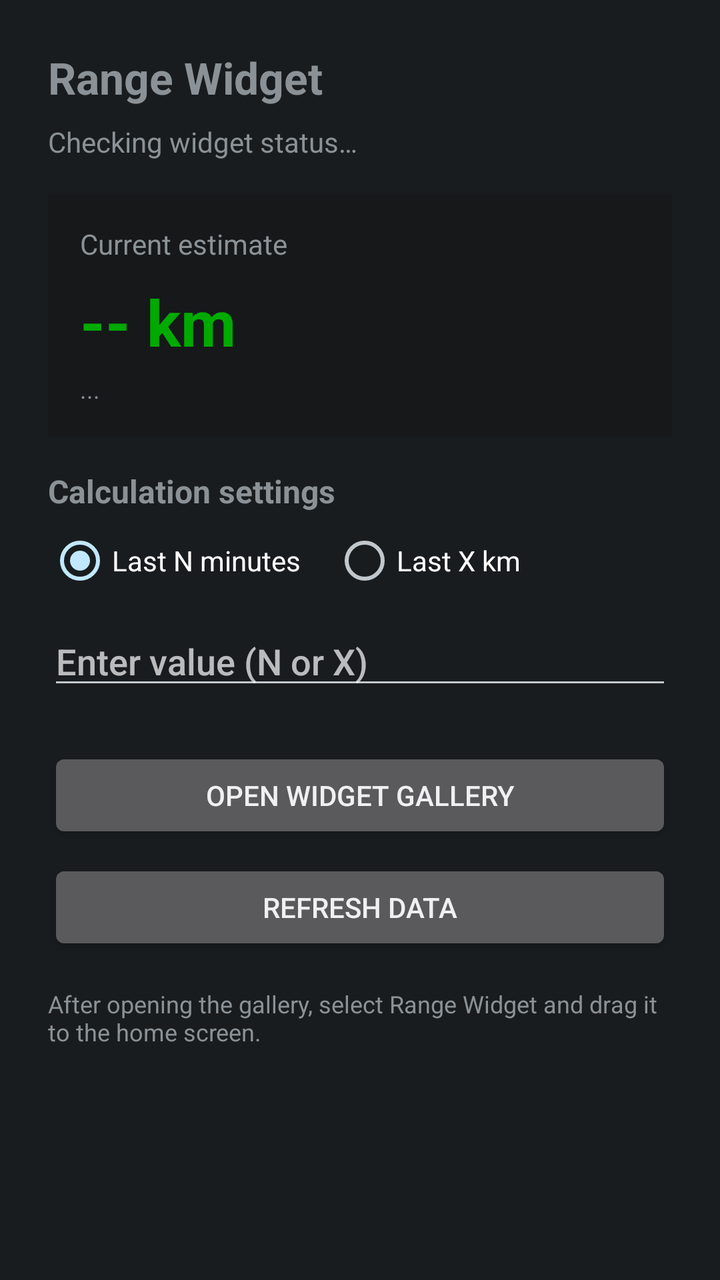
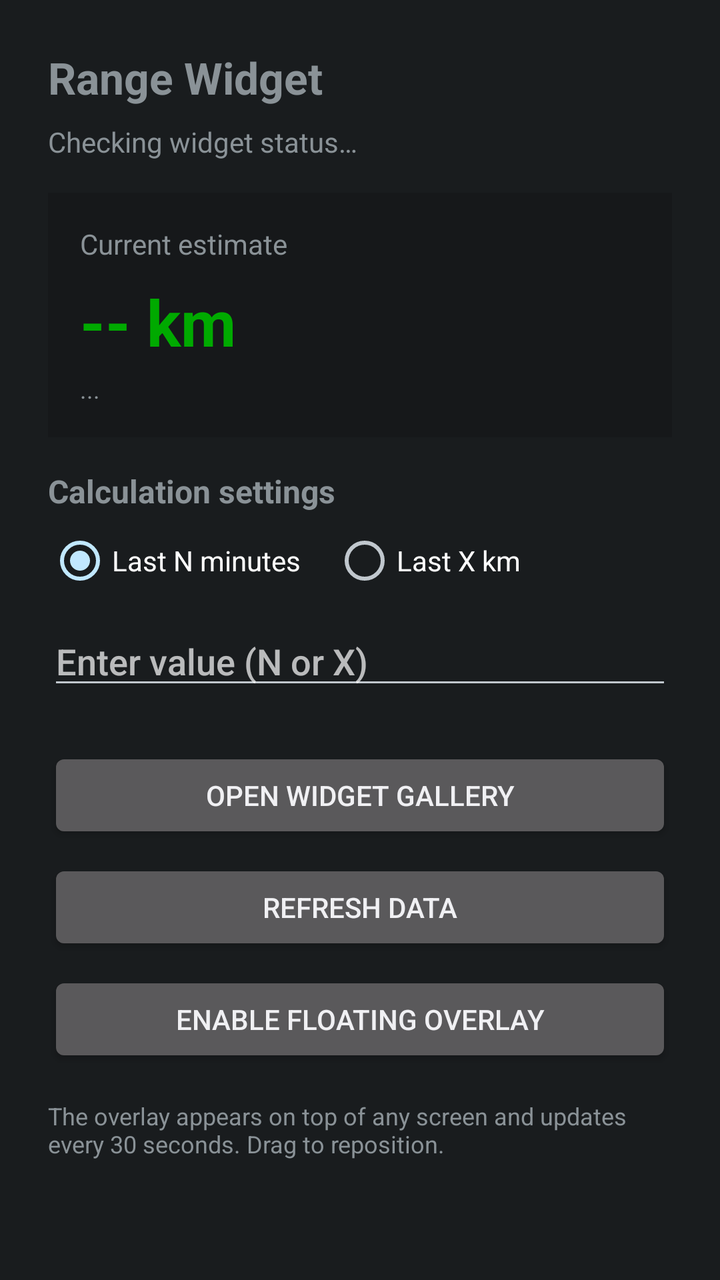

An Android layout rendered at two revisions. The XML below is the earlier revision; the diff shows what the commit changed to produce the second picture.
<!-- AndroidManifest.xml: application theme android:Theme.DeviceDefault -->
<!-- res/layout/activity_widget.xml -->
<?xml version="1.0" encoding="utf-8"?>
<ScrollView xmlns:android="http://schemas.android.com/apk/res/android"
    android:layout_width="match_parent"
    android:layout_height="match_parent"
    android:fillViewport="true">

    <LinearLayout
        android:layout_width="match_parent"
        android:layout_height="wrap_content"
        android:orientation="vertical"
        android:padding="24dp">

        <TextView
            android:layout_width="wrap_content"
            android:layout_height="wrap_content"
            android:text="@string/widget_activity_title"
            android:textSize="22sp"
            android:textStyle="bold"
            android:layout_marginBottom="8dp" />

        <TextView
            android:id="@+id/textStatus"
            android:layout_width="match_parent"
            android:layout_height="wrap_content"
            android:text="@string/widget_status_loading"
            android:textSize="14sp"
            android:layout_marginBottom="16dp" />

        <LinearLayout
            android:layout_width="match_parent"
            android:layout_height="wrap_content"
            android:orientation="vertical"
            android:background="#22000000"
            android:padding="16dp"
            android:layout_marginBottom="16dp">

            <TextView
                android:layout_width="wrap_content"
                android:layout_height="wrap_content"
                android:text="@string/widget_preview_title"
                android:textSize="14sp" />

            <TextView
                android:id="@+id/textRange"
                android:layout_width="wrap_content"
                android:layout_height="wrap_content"
                android:text="-- km"
                android:textColor="#00AA00"
                android:textSize="32sp"
                android:textStyle="bold"
                android:layout_marginTop="8dp" />

            <TextView
                android:id="@+id/textInfo"
                android:layout_width="wrap_content"
                android:layout_height="wrap_content"
                android:text="..."
                android:textSize="12sp"
                android:layout_marginTop="4dp" />
        </LinearLayout>

        <TextView
            android:layout_width="wrap_content"
            android:layout_height="wrap_content"
            android:text="@string/widget_config_title"
            android:textSize="16sp"
            android:textStyle="bold"
            android:layout_marginBottom="8dp" />

        <RadioGroup
            android:id="@+id/radioGroup"
            android:layout_width="wrap_content"
            android:layout_height="wrap_content"
            android:orientation="horizontal">

            <RadioButton
                android:id="@+id/radioTime"
                android:layout_width="wrap_content"
                android:layout_height="wrap_content"
                android:text="@string/widget_config_time"
                android:checked="true" />

            <RadioButton
                android:id="@+id/radioKm"
                android:layout_width="wrap_content"
                android:layout_height="wrap_content"
                android:text="@string/widget_config_km"
                android:layout_marginStart="16dp" />
        </RadioGroup>

        <EditText
            android:id="@+id/editValue"
            android:layout_width="match_parent"
            android:layout_height="wrap_content"
            android:hint="@string/widget_config_hint"
            android:inputType="numberDecimal"
            android:layout_marginTop="12dp" />

        <Button
            android:id="@+id/btnAddWidget"
            android:layout_width="match_parent"
            android:layout_height="wrap_content"
            android:text="@string/widget_add_to_home"
            android:layout_marginTop="24dp" />

        <Button
            android:id="@+id/btnRefresh"
            android:layout_width="match_parent"
            android:layout_height="wrap_content"
            android:text="@string/widget_refresh"
            android:layout_marginTop="8dp" />

        <TextView
            android:layout_width="match_parent"
            android:layout_height="wrap_content"
            android:text="@string/widget_flyme_hint"
            android:textSize="12sp"
            android:layout_marginTop="16dp" />
    </LinearLayout>
</ScrollView>
<!-- resources referenced by this layout -->
<resources>
  <string name="widget_activity_title">Range Widget</string>
  <string name="widget_add_to_home">Open widget gallery</string>
  <string name="widget_config_hint">Enter value (N or X)</string>
  <string name="widget_config_km">Last X km</string>
  <string name="widget_config_time">Last N minutes</string>
  <string name="widget_config_title">Calculation settings</string>
  <string name="widget_flyme_hint">After opening the gallery, select Range Widget and drag it to the home screen.</string>
  <string name="widget_preview_title">Current estimate</string>
  <string name="widget_refresh">Refresh data</string>
  <string name="widget_status_loading">Checking widget status…</string>
</resources>

<!-- the commit's change to res/layout/activity_widget.xml (unified diff, before → after) -->
@@ -110,10 +110,17 @@
             android:text="@string/widget_refresh"
             android:layout_marginTop="8dp" />
 
+        <Button
+            android:id="@+id/btnOverlay"
+            android:layout_width="match_parent"
+            android:layout_height="wrap_content"
+            android:text="@string/overlay_enable"
+            android:layout_marginTop="8dp" />
+
         <TextView
             android:layout_width="match_parent"
             android:layout_height="wrap_content"
-            android:text="@string/widget_flyme_hint"
+            android:text="@string/overlay_hint"
             android:textSize="12sp"
             android:layout_marginTop="16dp" />
     </LinearLayout>
<!-- resource entries referenced after the edit -->
@@ -1,12 +1,13 @@
 <!-- resources referenced by this layout -->
 <resources>
+  <string name="overlay_enable">Enable floating overlay</string>
+  <string name="overlay_hint">The overlay appears on top of any screen and updates every 30 seconds. Drag to reposition.</string>
   <string name="widget_activity_title">Range Widget</string>
   <string name="widget_add_to_home">Open widget gallery</string>
   <string name="widget_config_hint">Enter value (N or X)</string>
   <string name="widget_config_km">Last X km</string>
   <string name="widget_config_time">Last N minutes</string>
   <string name="widget_config_title">Calculation settings</string>
-  <string name="widget_flyme_hint">After opening the gallery, select Range Widget and drag it to the home screen.</string>
   <string name="widget_preview_title">Current estimate</string>
   <string name="widget_refresh">Refresh data</string>
   <string name="widget_status_loading">Checking widget status…</string>
